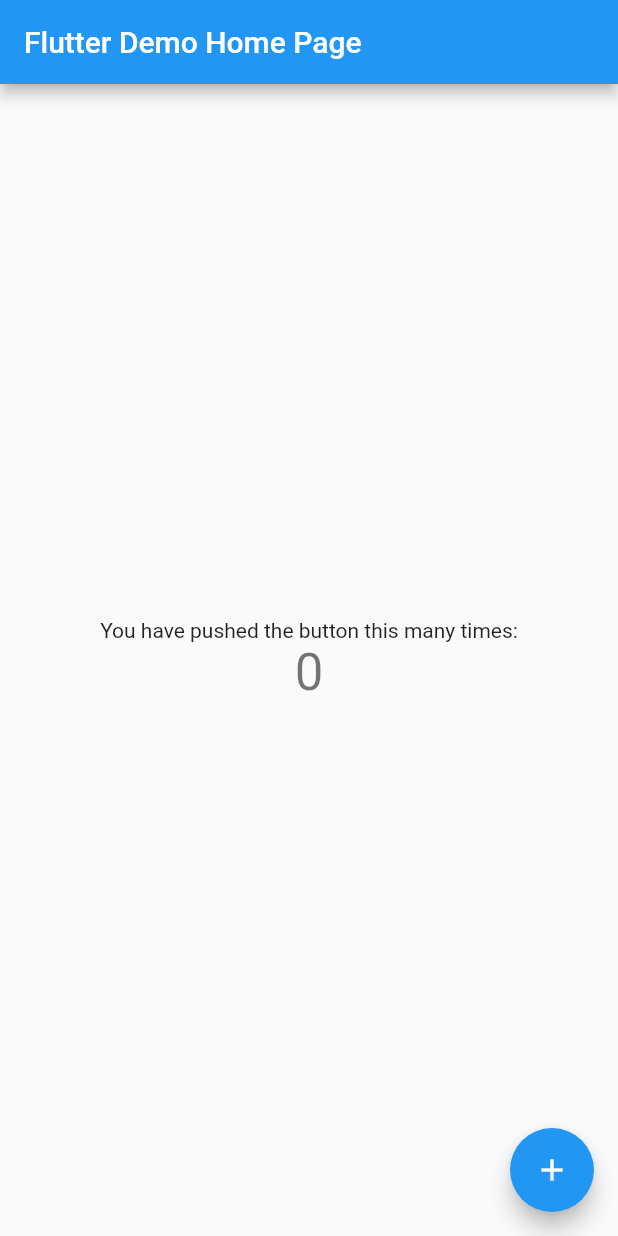
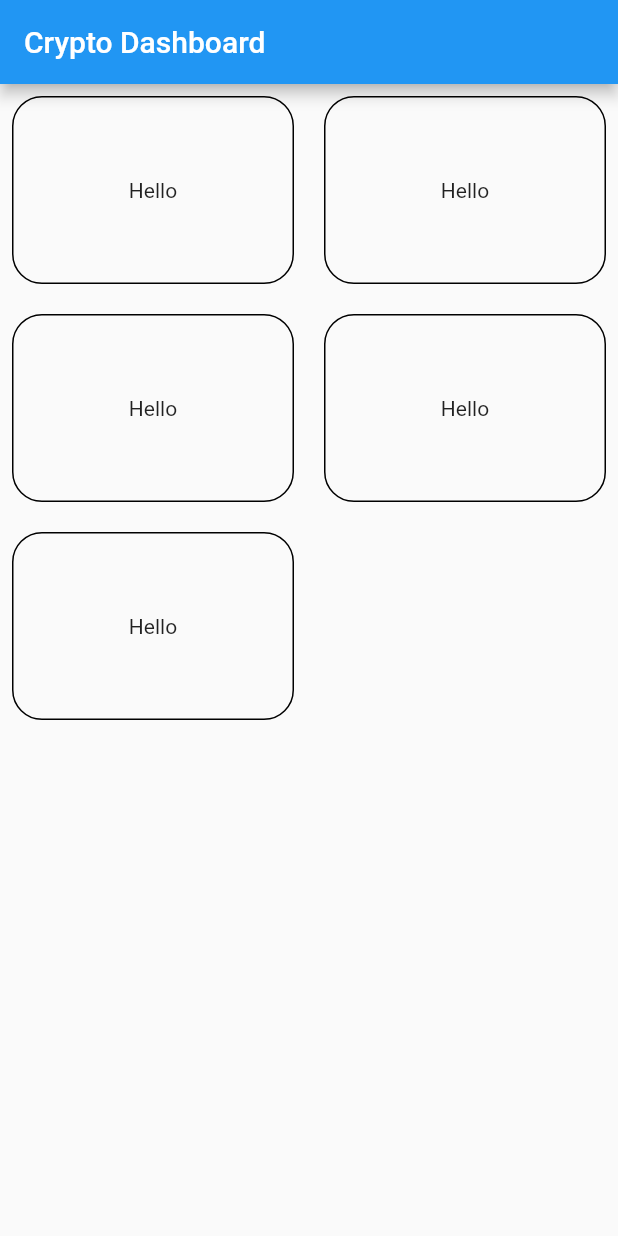
Before and after one commit to ACM-VIT/CryptoDash, a Flutter app: the screen it shows after launch, on a phone screen of 412 x 824 dp. Run offline on Flutter 3.47's test engine with Material 2 defaults, Android fonts, the phone set to English and light mode, and no system bars.

Commit message:
Add: basic layout

```diff
--- /dev/null
+++ b/lib/currency_box.dart
@@ -0,0 +1,20 @@
+import 'package:flutter/material.dart';
+
+class CurrencyBox extends StatelessWidget {
+  const CurrencyBox({
+    super.key,
+  });
+
+  @override
+  Widget build(BuildContext context) {
+    return Container(
+      alignment: Alignment.center,
+      decoration: BoxDecoration(
+        // color: Colors.amber,
+        borderRadius: BorderRadius.circular(20),
+        border: Border.all(),
+      ),
+      child: const Text("Hello"),
+    );
+  }
+}
--- a/lib/main.dart
+++ b/lib/main.dart
@@ -1,4 +1,5 @@
 import 'package:flutter/material.dart';
+import 'currency_box.dart';
 
 void main() {
   runApp(const MyApp());
@@ -7,109 +8,41 @@
 class MyApp extends StatelessWidget {
   const MyApp({super.key});
 
-  // This widget is the root of your application.
   @override
   Widget build(BuildContext context) {
     return MaterialApp(
-      title: 'Flutter Demo',
+      title: 'Crypto Dashboard',
       theme: ThemeData(
-        // This is the theme of your application.
-        //
-        // Try running your application with "flutter run". You'll see the
-        // application has a blue toolbar. Then, without quitting the app, try
-        // changing the primarySwatch below to Colors.green and then invoke
-        // "hot reload" (press "r" in the console where you ran "flutter run",
-        // or simply save your changes to "hot reload" in a Flutter IDE).
-        // Notice that the counter didn't reset back to zero; the application
-        // is not restarted.
         primarySwatch: Colors.blue,
       ),
-      home: const MyHomePage(title: 'Flutter Demo Home Page'),
+      home: const MyHomePage(),
     );
   }
 }
 
-class MyHomePage extends StatefulWidget {
-  const MyHomePage({super.key, required this.title});
-
-  // This widget is the home page of your application. It is stateful, meaning
-  // that it has a State object (defined below) that contains fields that affect
-  // how it looks.
-
-  // This class is the configuration for the state. It holds the values (in this
-  // case the title) provided by the parent (in this case the App widget) and
-  // used by the build method of the State. Fields in a Widget subclass are
-  // always marked "final".
-
-  final String title;
-
-  @override
-  State<MyHomePage> createState() => _MyHomePageState();
-}
-
-class _MyHomePageState extends State<MyHomePage> {
-  int _counter = 0;
-
-  void _incrementCounter() {
-    setState(() {
-      // This call to setState tells the Flutter framework that something has
-      // changed in this State, which causes it to rerun the build method below
-      // so that the display can reflect the updated values. If we changed
-      // _counter without calling setState(), then the build method would not be
-      // called again, and so nothing would appear to happen.
-      _counter++;
-    });
-  }
-
+class MyHomePage extends StatelessWidget {
+  const MyHomePage({super.key});
   @override
   Widget build(BuildContext context) {
-    // This method is rerun every time setState is called, for instance as done
-    // by the _incrementCounter method above.
-    //
-    // The Flutter framework has been optimized to make rerunning build methods
-    // fast, so that you can just rebuild anything that needs updating rather
-    // than having to individually change instances of widgets.
     return Scaffold(
       appBar: AppBar(
-        // Here we take the value from the MyHomePage object that was created by
-        // the App.build method, and use it to set our appbar title.
-        title: Text(widget.title),
+        title: const Text("Crypto Dashboard"),
       ),
-      body: Center(
-        // Center is a layout widget. It takes a single child and positions it
-        // in the middle of the parent.
-        child: Column(
-          // Column is also a layout widget. It takes a list of children and
-          // arranges them vertically. By default, it sizes itself to fit its
-          // children horizontally, and tries to be as tall as its parent.
-          //
-          // Invoke "debug painting" (press "p" in the console, choose the
-          // "Toggle Debug Paint" action from the Flutter Inspector in Android
-          // Studio, or the "Toggle Debug Paint" command in Visual Studio Code)
-          // to see the wireframe for each widget.
-          //
-          // Column has various properties to control how it sizes itself and
-          // how it positions its children. Here we use mainAxisAlignment to
-          // center the children vertically; the main axis here is the vertical
-          // axis because Columns are vertical (the cross axis would be
-          // horizontal).
-          mainAxisAlignment: MainAxisAlignment.center,
-          children: <Widget>[
-            const Text(
-              'You have pushed the button this many times:',
-            ),
-            Text(
-              '$_counter',
-              style: Theme.of(context).textTheme.headlineMedium,
-            ),
-          ],
+      body: Padding(
+        padding: const EdgeInsets.all(8.0),
+        child: GridView.builder(
+          gridDelegate: const SliverGridDelegateWithMaxCrossAxisExtent(
+            maxCrossAxisExtent: 200,
+            childAspectRatio: 3 / 2,
+            crossAxisSpacing: 20,
+            mainAxisSpacing: 20,
+          ),
+          itemBuilder: (BuildContext ctx, index) {
+            return const CurrencyBox();
+          },
+          itemCount: 5,
         ),
       ),
-      floatingActionButton: FloatingActionButton(
-        onPressed: _incrementCounter,
-        tooltip: 'Increment',
-        child: const Icon(Icons.add),
-      ), // This trailing comma makes auto-formatting nicer for build methods.
     );
   }
 }
```
